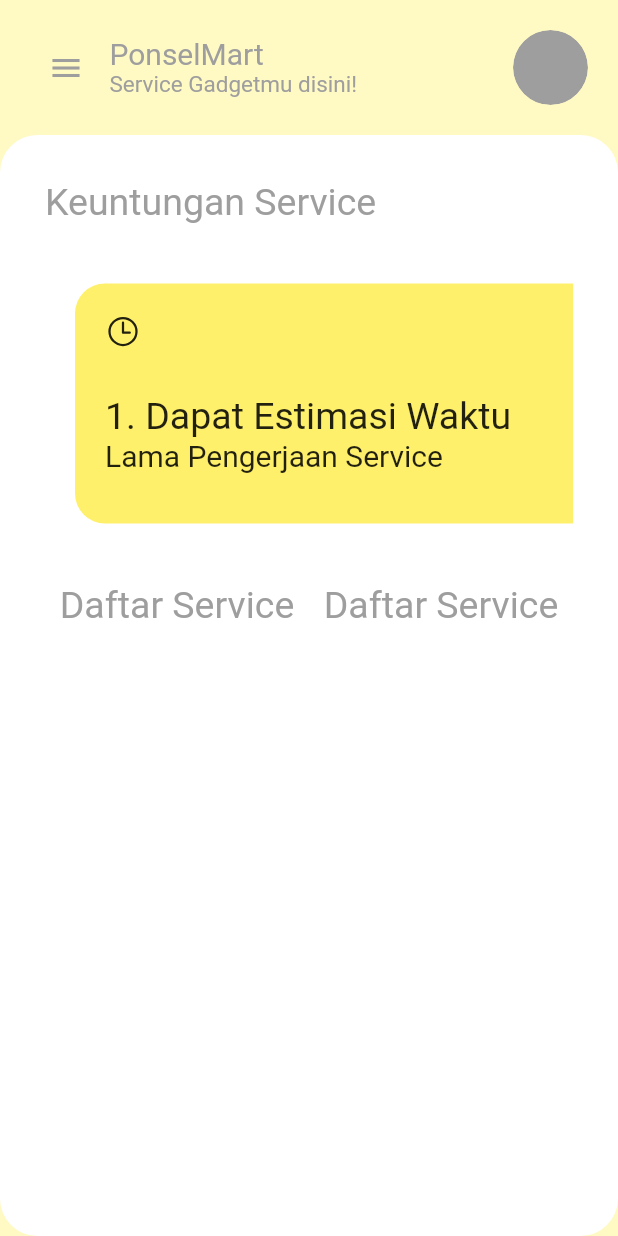
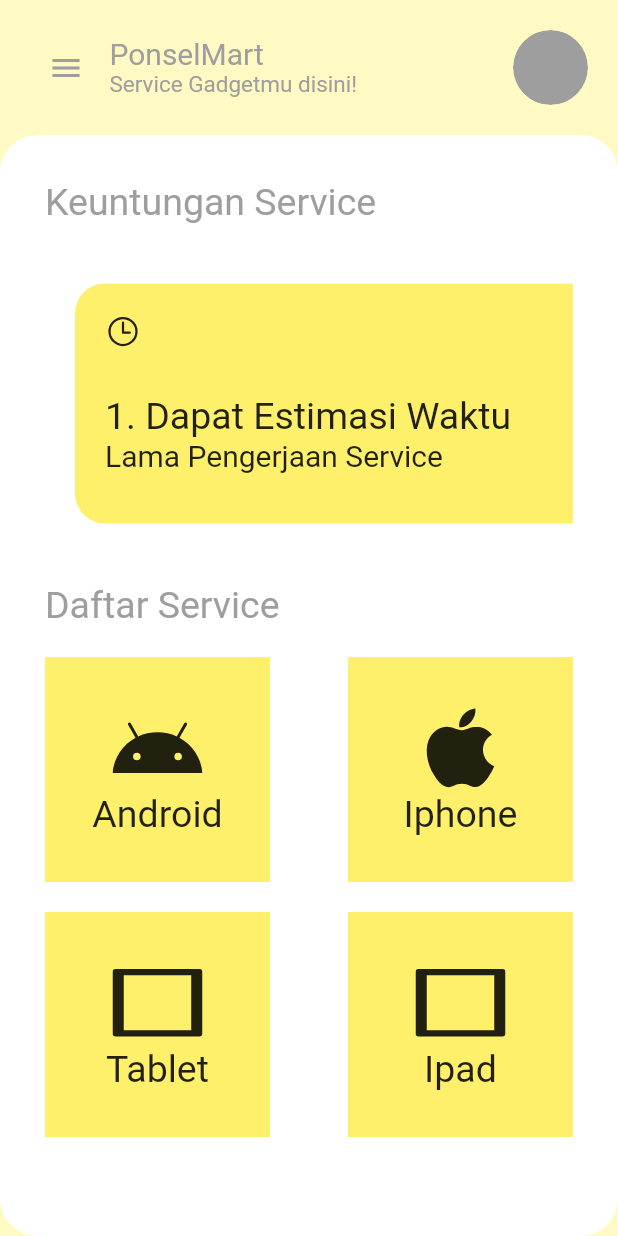
Before and after one commit to FadliArifRamadan15/service_app, a Flutter app: the screen it shows after launch, on a phone screen of 412 x 824 dp. Run offline on Flutter 3.47's test engine with Material 2 defaults, Android fonts, the phone set to English and light mode, and no system bars; our stand-ins replace get, ionicons.

Commit message:
commit keempat

```diff
--- a/lib/app/modules/home/views/home_view.dart
+++ b/lib/app/modules/home/views/home_view.dart
@@ -204,8 +204,7 @@
                         ),
                         Row(
                           children: [
-                            Expanded(
-                              child: Column(
+                            Column(
                               children: [
                                 Text(
                                   'Daftar Service',
@@ -218,24 +217,105 @@
                                 ),
                               ],
                             ),
+                          ],
                         ),
-                            Expanded(
+
+                        Container(
+                          // padding: EdgeInsets.all(20),
                           child: Column(
                             children: [
+                              Row(
+                                mainAxisAlignment:
+                                    MainAxisAlignment.spaceBetween,
+                                children: [
+                                  Container(
+                                    alignment: Alignment.center,
+                                    width: 150,
+                                    height: 150,
+                                    decoration: BoxDecoration(
+                                        color: AppColors.SecondaryBg),
+                                    child: Column(
+                                      mainAxisAlignment:
+                                          MainAxisAlignment.center,
+                                      children: [
+                                        Icon(Ionicons.logo_android, size: 60),
                                         Text(
-                                    'Daftar Service',
-                                    style: TextStyle(
-                                        color: AppColors.PrimaryText,
-                                        fontSize: 25),
+                                          "Android",
+                                          style: TextStyle(fontSize: 25),
                                         ),
-                                  SizedBox(
-                                    height: 20,
+                                      ],
+                                    ),
+                                  ),
+                                  Container(
+                                    alignment: Alignment.center,
+                                    width: 150,
+                                    height: 150,
+                                    decoration: BoxDecoration(
+                                        color: AppColors.SecondaryBg),
+                                    child: Column(
+                                      mainAxisAlignment:
+                                          MainAxisAlignment.center,
+                                      children: [
+                                        Icon(Ionicons.logo_apple, size: 60),
+                                        Text(
+                                          "Iphone",
+                                          style: TextStyle(fontSize: 25),
                                         ),
                                       ],
                                     ),
                                   ),
                                 ],
                               ),
+                              SizedBox(height: 20),
+                              Row(
+                                mainAxisAlignment:
+                                    MainAxisAlignment.spaceBetween,
+                                children: [
+                                  Container(
+                                    alignment: Alignment.center,
+                                    width: 150,
+                                    height: 150,
+                                    decoration: BoxDecoration(
+                                        color: AppColors.SecondaryBg),
+                                    child: Column(
+                                      mainAxisAlignment:
+                                          MainAxisAlignment.center,
+                                      children: [
+                                        Icon(Ionicons.tablet_landscape_sharp,
+                                            size: 60),
+                                        Text(
+                                          "Tablet",
+                                          style: TextStyle(fontSize: 25),
+                                        ),
+                                      ],
+                                    ),
+                                  ),
+                                  Container(
+                                    alignment: Alignment.center,
+                                    width: 150,
+                                    height: 150,
+                                    decoration: BoxDecoration(
+                                        color: AppColors.SecondaryBg),
+                                    child: Column(
+                                      mainAxisAlignment:
+                                          MainAxisAlignment.center,
+                                      children: [
+                                        Icon(
+                                          Ionicons.tablet_landscape_sharp,
+                                          size: 60,
+                                        ),
+                                        Text(
+                                          "Ipad",
+                                          style: TextStyle(fontSize: 25),
+                                        ),
+                                      ],
+                                    ),
+                                  ),
+                                ],
+                              ),
+                            ],
+                          ),
+                        )
                       ],
                     ),
                   ),
```
Lines whose indentation alone changed are shown as unchanged.
